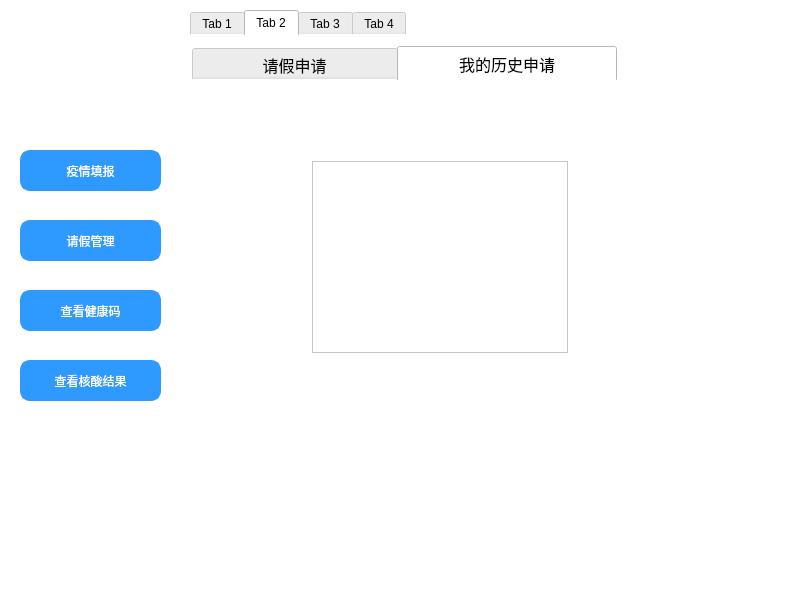
Above: student.ui from sukiiiKotori/pymysql before the change. Below: the same form after it.
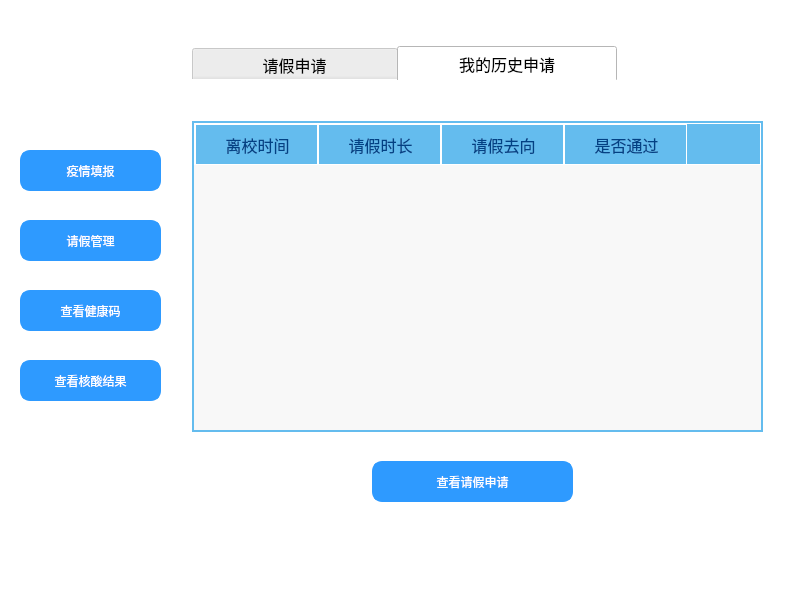
That is the form after the change. The open tabs and pages were chosen to show the change. Icons and pictures are not drawn.

```diff
--- a/student.ui
+++ b/student.ui
@@ -1052,14 +1052,212 @@
        <attribute name="title">
         <string>            我的历史申请            </string>
        </attribute>
-       <widget class="QTableView" name="tableView_leave">
+       <widget class="QTableWidget" name="tableWidget_leave">
         <property name="geometry">
          <rect>
-          <x>120</x>
-          <y>80</y>
-          <width>256</width>
-          <height>192</height>
+          <x>0</x>
+          <y>40</y>
+          <width>571</width>
+          <height>311</height>
          </rect>
+        </property>
+        <property name="font">
+         <font>
+          <family>微软雅黑</family>
+          <pointsize>-1</pointsize>
+         </font>
+        </property>
+        <property name="styleSheet">
+         <string notr="true">/********QTableWidget*********/
+QHeaderView{							/*设置标题(包括垂直+水平的)*/
+	
+			  font-size: 15px;				/*11榜*/
+	      border: 1px solid rgb(255, 255, 255);
+       /* border-bottom: 2px solid rgb(35, 100, 224); 		下边框深蓝色*/
+        background: rgb(100, 188, 238);				/*背景浅蓝色*/ 
+	      min-height:40px;
+	       
+} 
+ 
+ 
+QHeaderView::section:horizontal { 					/*设置标题(水平的)*/
+        border: 1px solid rgb(255, 255, 255); 			/*白色间隔*/
+	      border-bottom: 0px;							/*下边框不需要颜色*/
+        color: rgb(2, 65, 132);
+        background: transparent;
+        padding-left: 2px;
+        min-width:60px;
+}
+QHeaderView::section:horizontal:hover {			/*设置鼠标停留状态*/
+        color: white;							/*字体白色*/
+        background: rgb(11,82,202);				/*背景深蓝色*/
+}
+QHeaderView::section:horizontal:pressed {			/*设置鼠标按下状态*/
+        color: white;
+        background: rgb(39,106,220);				/*背景深蓝色减一点*/
+}
+QHeaderView::section:vertical { 					/*设置标题(垂直的)*/
+        border: 1px solid rgb(255, 255, 255); 			/*白色间隔*/
+	      border-bottom: 0px;							/*下边框不需要颜色*/
+        color: rgb(2, 65, 132);
+        background: rgb(255, 255, 255,180);
+        padding-top: 3px;
+        min-width:60px;
+        
+}
+QHeaderView::section:vertical:hover {			/*设置鼠标停留状态*/
+        color: white;							/*字体白色*/
+        background: rgb(11,82,202);				/*背景深蓝色*/
+}
+QHeaderView::section:vertical:pressed {			/*设置鼠标按下状态*/
+        color: white;
+        background: rgb(39,106,220);				/*背景深蓝色减一点*/
+}
+ 
+ 
+QHeaderView::up-arrow {						/*设置向上排序指针*/
+        width: 13px;
+        height: 11px;
+        padding-right: 10px;					 	/*设置右内边距*/
+        image: url(:/arrow_up.png);
+        subcontrol-position: center right;
+}
+QHeaderView::up-arrow:hover, QHeaderView::up-arrow:pressed {
+     
+}
+QHeaderView::down-arrow {						/*设置向下排序指针*/
+        width: 13px;
+        height: 11px;
+        padding-right: 10px;
+        image: url(:/arrow_down.png);
+        subcontrol-position: center right;
+}
+QHeaderView::down-arrow:hover, QHeaderView::down-arrow:pressed {
+     
+}
+QTableWidget,QTableView {
+				font-size: 15px;				/*10榜*/				
+				color : rgb(1,37,116);				
+        border: 2px solid rgb(100, 188, 238);		
+        background: rgb(248,248,248);
+        gridline-color: rgb(196,226,255);	
+        text-align: center;	
+        outline:0px;			/*禁止焦点*/
+        
+}
+QTableWidget::item,QTableView::item {							/*设置视图项*/
+        padding-left: 5px;
+        padding-right: 5px;
+        border: none; 
+        background: rgba(251,251,253,200);
+       
+       /* border-right: 1px solid rgb(100, 188, 238); */
+        /*border-bottom: 1px solid rgb(100, 188, 238);*/
+}
+QTableWidget::item:selected,QTableView::item:selected {				    /*设置选中的视图项*/
+        background: rgba(207,230,253,200);
+        color : rgb(1,37,116);				
+}
+ 
+ 
+QTableView::item:alternate:!selected,QTableWidget::item:alternate:!selected,QListView::item:alternate:!selected 
+{ 
+	background: rgb(250,250,250); 
+}
+ 
+QTableView::item:!alternate:!selected,QTableWidget::item:!alternate:!selected
+{ 
+	background: rgb(240,247,254); 
+}</string>
+        </property>
+        <property name="autoScroll">
+         <bool>true</bool>
+        </property>
+        <property name="gridStyle">
+         <enum>Qt::NoPen</enum>
+        </property>
+        <attribute name="horizontalHeaderDefaultSectionSize">
+         <number>123</number>
+        </attribute>
+        <attribute name="verticalHeaderDefaultSectionSize">
+         <number>37</number>
+        </attribute>
+        <column>
+         <property name="text">
+          <string>离校时间</string>
+         </property>
+         <property name="font">
+          <font>
+           <family>微软雅黑</family>
+           <pointsize>12</pointsize>
+          </font>
+         </property>
+        </column>
+        <column>
+         <property name="text">
+          <string>请假时长</string>
+         </property>
+         <property name="font">
+          <font>
+           <family>微软雅黑</family>
+           <pointsize>12</pointsize>
+          </font>
+         </property>
+        </column>
+        <column>
+         <property name="text">
+          <string>请假去向</string>
+         </property>
+         <property name="font">
+          <font>
+           <family>微软雅黑</family>
+           <pointsize>12</pointsize>
+          </font>
+         </property>
+        </column>
+        <column>
+         <property name="text">
+          <string>是否通过</string>
+         </property>
+         <property name="font">
+          <font>
+           <family>微软雅黑</family>
+           <pointsize>12</pointsize>
+          </font>
+         </property>
+        </column>
+       </widget>
+       <widget class="QPushButton" name="get_leave_2">
+        <property name="geometry">
+         <rect>
+          <x>180</x>
+          <y>380</y>
+          <width>201</width>
+          <height>41</height>
+         </rect>
+        </property>
+        <property name="styleSheet">
+         <string notr="true">QPushButton{
+	font: 12pt &quot;微软雅黑&quot;;
+	
+	background-color:rgb(46, 154, 255);
+	color: rgb(255, 255, 255);
+	border: 3px solid rgb(46, 154, 255);
+	border-radius:10px
+}
+QPushButton:hover{
+	
+	color:rgb(46, 154, 255);
+	background-color: rgb(255, 255, 255);
+}
+QPushButton:pressed{
+	padding-top:5px;
+	padding-left:5px
+}
+</string>
+        </property>
+        <property name="text">
+         <string>查看请假申请</string>
         </property>
        </widget>
       </widget>
@@ -1295,6 +1493,19 @@
      <string>查看健康码</string>
     </property>
    </widget>
+   <widget class="QLabel" name="label_9">
+    <property name="geometry">
+     <rect>
+      <x>110</x>
+      <y>0</y>
+      <width>401</width>
+      <height>41</height>
+     </rect>
+    </property>
+    <property name="text">
+     <string/>
+    </property>
+   </widget>
   </widget>
  </widget>
  <resources/>
```
Left out of the diff: 407 changed lines with no effect on the pictures.
